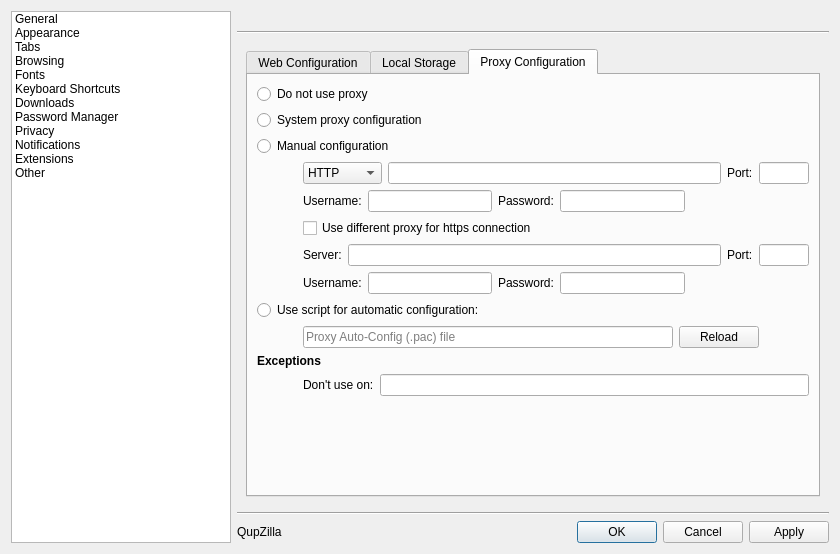
Old version of the form src/lib/preferences/preferences.ui in the repository QupZilla/qupzilla.
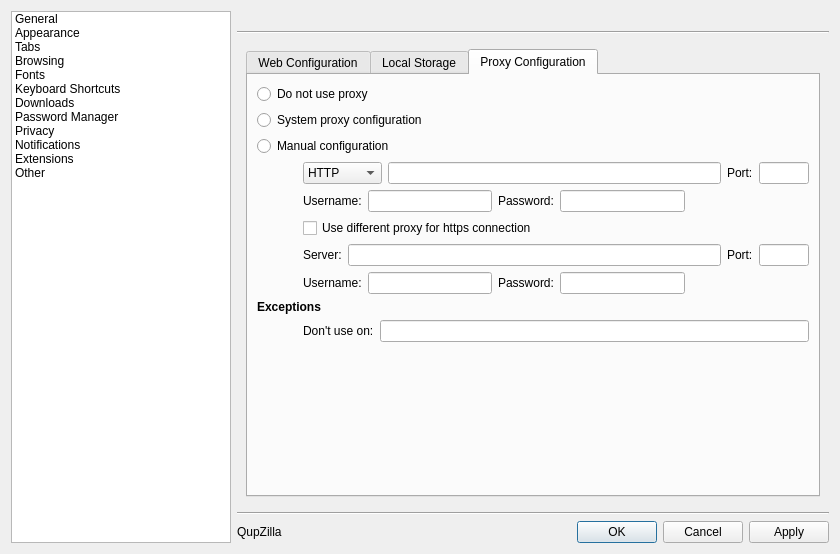
New version of the form. The open tabs and pages were chosen to show the change. Custom widgets are drawn as their Qt base class.

Patch:
```diff
--- a/src/lib/preferences/preferences.ui
+++ b/src/lib/preferences/preferences.ui
@@ -1405,48 +1405,14 @@
                <string>Proxy Configuration</string>
               </attribute>
               <layout class="QGridLayout" name="gridLayout_8">
-               <item row="9" column="1">
-                <layout class="QHBoxLayout" name="horizontalLayout_22">
-                 <item>
-                  <widget class="QLineEdit" name="pacUrl">
-                   <property name="placeholderText">
-                    <string>Proxy Auto-Config (.pac) file</string>
-                   </property>
-                  </widget>
-                 </item>
-                 <item>
-                  <widget class="QPushButton" name="reloadPac">
-                   <property name="text">
-                    <string>Reload</string>
-                   </property>
-                  </widget>
-                 </item>
-                 <item>
-                  <spacer name="horizontalSpacer_27">
-                   <property name="orientation">
-                    <enum>Qt::Horizontal</enum>
-                   </property>
-                   <property name="sizeType">
-                    <enum>QSizePolicy::Fixed</enum>
-                   </property>
-                   <property name="sizeHint" stdset="0">
-                    <size>
-                     <width>50</width>
-                     <height>20</height>
-                    </size>
-                   </property>
-                  </spacer>
-                 </item>
-                </layout>
-               </item>
-               <item row="10" column="0" colspan="2">
+               <item row="8" column="0" colspan="2">
                 <widget class="QLabel" name="label_54">
                  <property name="text">
                   <string>&lt;b&gt;Exceptions&lt;/b&gt;</string>
                  </property>
                 </widget>
                </item>
-               <item row="11" column="1">
+               <item row="9" column="1">
                 <layout class="QHBoxLayout" name="horizontalLayout_27">
                  <item>
                   <widget class="QLabel" name="label_40">
@@ -1460,7 +1426,7 @@
                  </item>
                 </layout>
                </item>
-               <item row="12" column="0">
+               <item row="10" column="0">
                 <spacer name="verticalSpacer_14">
                  <property name="orientation">
                   <enum>Qt::Vertical</enum>
@@ -1653,13 +1619,6 @@
                  </item>
                 </layout>
                </item>
-               <item row="8" column="0" colspan="2">
-                <widget class="QRadioButton" name="pacProxy">
-                 <property name="text">
-                  <string>Use script for automatic configuration:</string>
-                 </property>
-                </widget>
-               </item>
                <item row="0" column="0" colspan="2">
                 <widget class="QRadioButton" name="noProxy">
                  <property name="text">
```
